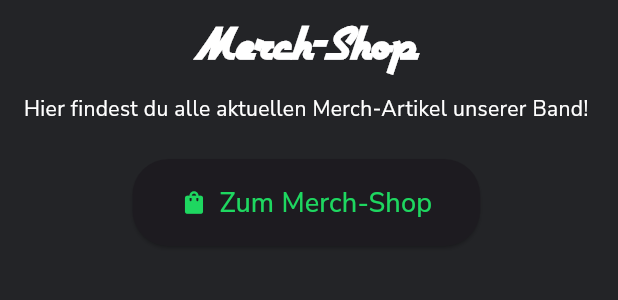
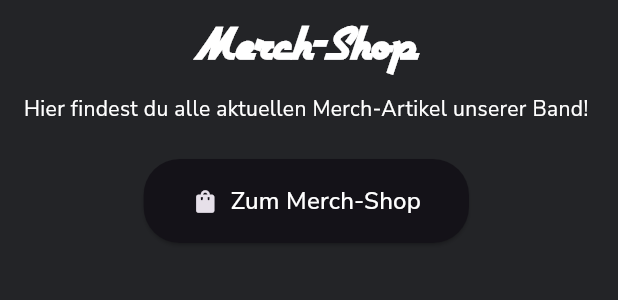
Before and after one commit to Synthiplayer/rtb, a Flutter app: the ShopSection widget shown alone on an empty page, opened directly, on a phone screen of 412 x 824 dp. Shown: the top 300 px of the screen. Run offline on Flutter 3.47's test engine with Material 3 defaults, Android fonts, the phone set to English and light mode, and no system bars; our stand-ins replace flutter_riverpod, font_awesome_flutter, go_router, photo_view, screenshot, shared_preferences and 1 more; missing offline and left inert: dart:js_interop, dart:ui_web; accounts and stored records are empty; network calls fail.

```diff
--- a/lib/sections/shop_section.dart
+++ b/lib/sections/shop_section.dart
@@ -6,6 +6,10 @@ class ShopSection extends StatelessWidget {
 
   @override
   Widget build(BuildContext context) {
+    final cardColor = Theme.of(context).cardColor;
+    final onSurface = Theme.of(context).colorScheme.onSurface;
+    final t = Theme.of(context).textTheme;
+
     return Column(
       crossAxisAlignment: CrossAxisAlignment.center,
       children: [
@@ -17,13 +21,13 @@ class ShopSection extends StatelessWidget {
             children: [
               Text(
                 'Merch-Shop',
-                style: Theme.of(context).textTheme.headlineMedium,
+                style: t.headlineMedium,
                 textAlign: TextAlign.center,
               ),
               const SizedBox(height: 8),
               Text(
                 'Hier findest du alle aktuellen Merch-Artikel unserer Band!',
-                style: Theme.of(context).textTheme.bodyMedium,
+                style: t.bodyMedium,
                 textAlign: TextAlign.center,
               ),
             ],
@@ -32,13 +36,15 @@ class ShopSection extends StatelessWidget {
         const SizedBox(height: 16),
         ElevatedButton.icon(
           style: ElevatedButton.styleFrom(
+            backgroundColor: cardColor,
+            foregroundColor: onSurface,
             padding: const EdgeInsets.symmetric(horizontal: 32, vertical: 16),
             shape: RoundedRectangleBorder(
               borderRadius: BorderRadius.circular(24),
             ),
           ),
           icon: const Icon(Icons.shopping_bag),
-          label: const Text('Zum Merch-Shop', style: TextStyle(fontSize: 18)),
+          label: Text('Zum Merch-Shop', style: t.titleMedium),
           onPressed: () {
             GoRouter.of(context).push('/shop');
           },
```
